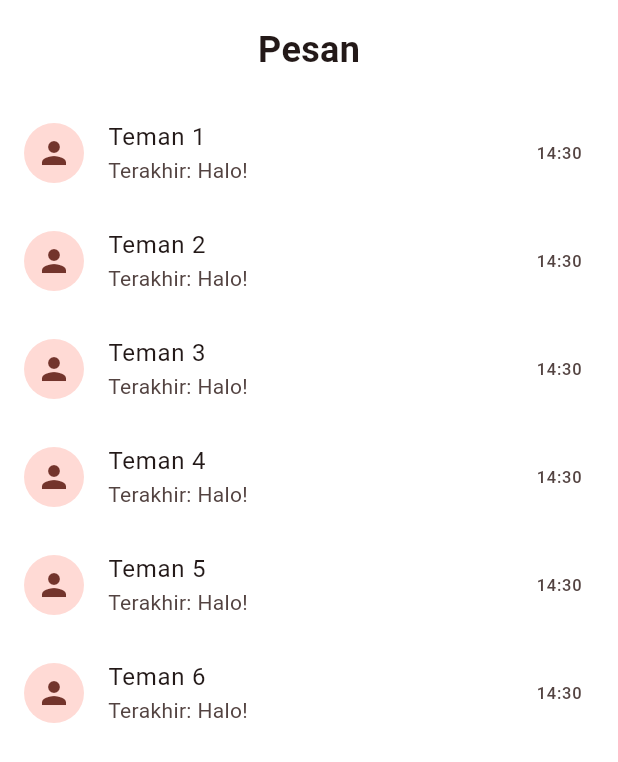
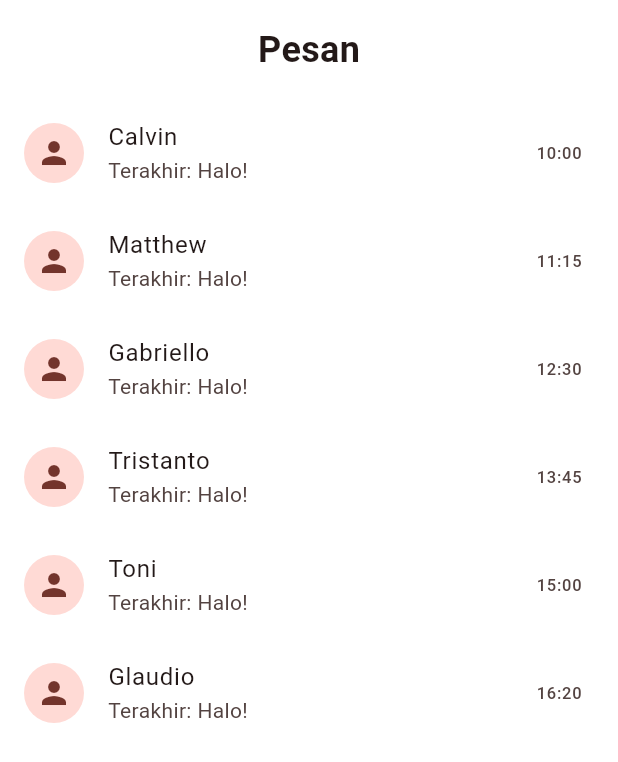
Before and after one commit to Matthew066/Gwaith1, a Flutter app: the MessagesPage widget shown alone on an empty page, opened directly, on a phone screen of 412 x 824 dp. Shown: the top 762 px of the screen. Run offline on Flutter 3.47's test engine with Material 3 defaults, Android fonts, the phone set to English and light mode, and no system bars; missing offline and left inert: dart:html; network calls fail.

Commit message:
edit nama teman dan notif

```diff
--- a/lib/screens/messages_page.dart
+++ b/lib/screens/messages_page.dart
@@ -7,7 +7,15 @@ class MessagesPage extends StatelessWidget {
 
   @override
   Widget build(BuildContext context) {
-    final friends = List.generate(6, (index) => 'Teman ${index + 1}');
+    final friends = [
+      'Calvin',
+      'Matthew',
+      'Gabriello',
+      'Tristanto',
+      'Toni',
+      'Glaudio',
+    ];
+    final messageTimes = ['10:00', '11:15', '12:30', '13:45', '15:00', '16:20'];
     return Column(
       children: [
         const Padding(
@@ -25,7 +33,7 @@ class MessagesPage extends StatelessWidget {
                 leading: const CircleAvatar(child: Icon(Icons.person)),
                 title: Text(friends[index]),
                 subtitle: const Text('Terakhir: Halo!'),
-                trailing: const Text('14:30'),
+                trailing: Text(messageTimes[index % messageTimes.length]),
                 onTap: () {
                   Navigator.of(context).push(
                     MaterialPageRoute(
```
Also changed, not shown: lib/screens/notifications_page.dart (+69 -8 lines).
